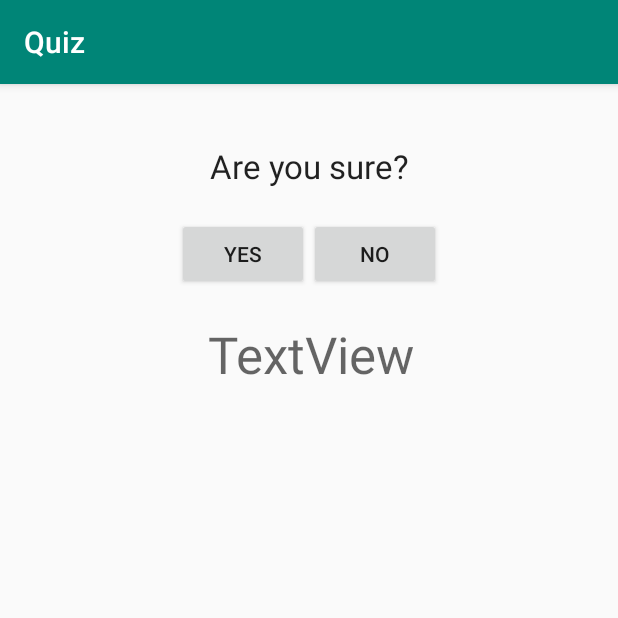
After one commit to DayronYaret/QuizLab2.1, an Android app: the CheatActivity screen opened directly, with no data from a screen before it, on a phone screen of 412 x 824 dp, the top half of it. The commit adds this screen. Run offline under Robolectric (Android 15) with nearby library versions, the phone set to English and light mode, and no system bars.

Commit message:
implementando funcionalidad para pasar estado entre pantallas

```diff
--- a/app/src/main/AndroidManifest.xml
+++ b/app/src/main/AndroidManifest.xml
@@ -3,13 +3,15 @@
     package="es.ulpgc.eite.cleancode.quiz">
 
     <application
+        android:name=".AppMediator"
         android:allowBackup="true"
         android:icon="@mipmap/ic_launcher"
         android:label="@string/app_name"
         android:roundIcon="@mipmap/ic_launcher_round"
-        android:name=".AppMediator"
         android:supportsRtl="true"
         android:theme="@style/AppTheme">
+
+        <activity android:name=".CheatActivity"></activity>
 
         <activity android:name=".QuestionActivity">
             <intent-filter>
--- a/app/src/main/java/es/ulpgc/eite/cleancode/quiz/AppMediator.java
+++ b/app/src/main/java/es/ulpgc/eite/cleancode/quiz/AppMediator.java
@@ -5,6 +5,15 @@ import android.app.Application;
 public class AppMediator extends Application {
 
   private QuestionState questionState;
+  private QuestionToCheatState questionToCheatState;
+
+  public QuestionToCheatState getQuestionToCheatState() {
+    return questionToCheatState;
+  }
+
+  public void setQuestionToCheatState(QuestionToCheatState state) {
+    this.questionToCheatState = state;
+  }
 
   public QuestionState getQuestionState(){
     return questionState;
--- /dev/null
+++ b/app/src/main/java/es/ulpgc/eite/cleancode/quiz/CheatActivity.java
@@ -0,0 +1,13 @@
+package es.ulpgc.eite.cleancode.quiz;
+
+import android.support.v7.app.AppCompatActivity;
+import android.os.Bundle;
+
+public class CheatActivity extends AppCompatActivity {
+
+  @Override
+  protected void onCreate(Bundle savedInstanceState) {
+    super.onCreate(savedInstanceState);
+    setContentView(R.layout.activity_cheat);
+  }
+}
--- a/app/src/main/java/es/ulpgc/eite/cleancode/quiz/QuestionActivity.java
+++ b/app/src/main/java/es/ulpgc/eite/cleancode/quiz/QuestionActivity.java
@@ -1,5 +1,6 @@
 package es.ulpgc.eite.cleancode.quiz;
 
+import android.content.Intent;
 import android.os.Bundle;
 import android.support.v7.app.AppCompatActivity;
 import android.util.Log;
@@ -140,7 +141,13 @@ public class QuestionActivity extends AppCompatActivity {
 
     Log.e(TAG, "onCheatButtonClicked()");
 
-    // not implemented
+
+    QuestionToCheatState state = new QuestionToCheatState();
+    state.setAnswer(repository.getCurrentAnswer());
+    mediator.setQuestionToCheatState(state);
+
+    Intent intent = new Intent(this, CheatActivity.class);
+    startActivity(intent);
   }
 
   public void onNextButtonClicked(View view) {
--- /dev/null
+++ b/app/src/main/java/es/ulpgc/eite/cleancode/quiz/QuestionToCheatState.java
@@ -0,0 +1,18 @@
+package es.ulpgc.eite.cleancode.quiz;
+
+public class QuestionToCheatState {
+
+
+  private boolean answer;
+
+
+  public boolean getAnswer() {
+    return answer;
+  }
+
+  public void setAnswer(boolean answer) {
+    this.answer = answer;
+  }
+
+
+}
--- /dev/null
+++ b/app/src/main/res/layout/activity_cheat.xml
@@ -0,0 +1,95 @@
+<?xml version="1.0" encoding="utf-8"?>
+<android.support.constraint.ConstraintLayout
+    xmlns:android="http://schemas.android.com/apk/res/android"
+    xmlns:app="http://schemas.android.com/apk/res-auto"
+    xmlns:tools="http://schemas.android.com/tools"
+    android:layout_width="match_parent"
+    android:layout_height="match_parent"
+    tools:context=".QuestionActivity">
+
+    <TextView
+        android:id="@+id/questionText"
+        android:layout_width="wrap_content"
+        android:layout_height="wrap_content"
+        android:layout_marginTop="40dp"
+        android:gravity="center_horizontal"
+        android:paddingLeft="8dp"
+        android:paddingRight="8dp"
+        android:text="Are you sure?"
+        android:textAppearance="@style/TextAppearance.AppCompat.Large"
+        app:layout_constraintEnd_toEndOf="parent"
+        app:layout_constraintStart_toStartOf="parent"
+        app:layout_constraintTop_toTopOf="parent" />
+
+    <TextView
+        android:id="@+id/resultText"
+        android:layout_width="wrap_content"
+        android:layout_height="wrap_content"
+        android:layout_marginTop="20dp"
+        android:gravity="center_horizontal"
+        android:text="TextView"
+        android:textAppearance="@style/TextAppearance.AppCompat.Display1"
+        app:layout_constraintEnd_toEndOf="parent"
+        app:layout_constraintHorizontal_bias="0.502"
+        app:layout_constraintStart_toStartOf="parent"
+        app:layout_constraintTop_toBottomOf="@+id/linearLayout"
+        tools:text="Answer" />
+
+    <LinearLayout
+        android:id="@+id/linearLayout"
+        android:layout_width="wrap_content"
+        android:layout_height="wrap_content"
+        android:layout_marginTop="20dp"
+        android:orientation="horizontal"
+        app:layout_constraintEnd_toEndOf="parent"
+        app:layout_constraintStart_toStartOf="parent"
+        app:layout_constraintTop_toBottomOf="@+id/questionText">
+
+        <Button
+            android:id="@+id/trueButton"
+            android:layout_width="wrap_content"
+            android:layout_height="wrap_content"
+            android:layout_weight="1"
+            android:onClick="onTrueButtonClicked"
+            android:text="Yes"
+            tools:text="Yes" />
+
+        <Button
+            android:id="@+id/falseButton"
+            android:layout_width="wrap_content"
+            android:layout_height="wrap_content"
+            android:layout_weight="1"
+            android:onClick="onFalseButtonClicked"
+            android:text="No"
+            tools:text="No" />
+    </LinearLayout>
+<!--
+    <LinearLayout
+        android:layout_width="wrap_content"
+        android:layout_height="wrap_content"
+        android:layout_marginTop="20dp"
+        android:orientation="horizontal"
+        app:layout_constraintEnd_toEndOf="parent"
+        app:layout_constraintStart_toStartOf="parent"
+        app:layout_constraintTop_toBottomOf="@+id/resultText">
+
+        <Button
+            android:id="@+id/cheatButton"
+            android:layout_width="wrap_content"
+            android:layout_height="wrap_content"
+            android:layout_weight="1"
+            android:onClick="onCheatButtonClicked"
+            android:text="Button"
+            tools:text="Cheat" />
+
+        <Button
+            android:id="@+id/nextButton"
+            android:layout_width="wrap_content"
+            android:layout_height="wrap_content"
+            android:layout_weight="1"
+            android:onClick="onNextButtonClicked"
+            android:text="Button"
+            tools:text="Next" />
+    </LinearLayout>
+    -->
+</android.support.constraint.ConstraintLayout>
```
